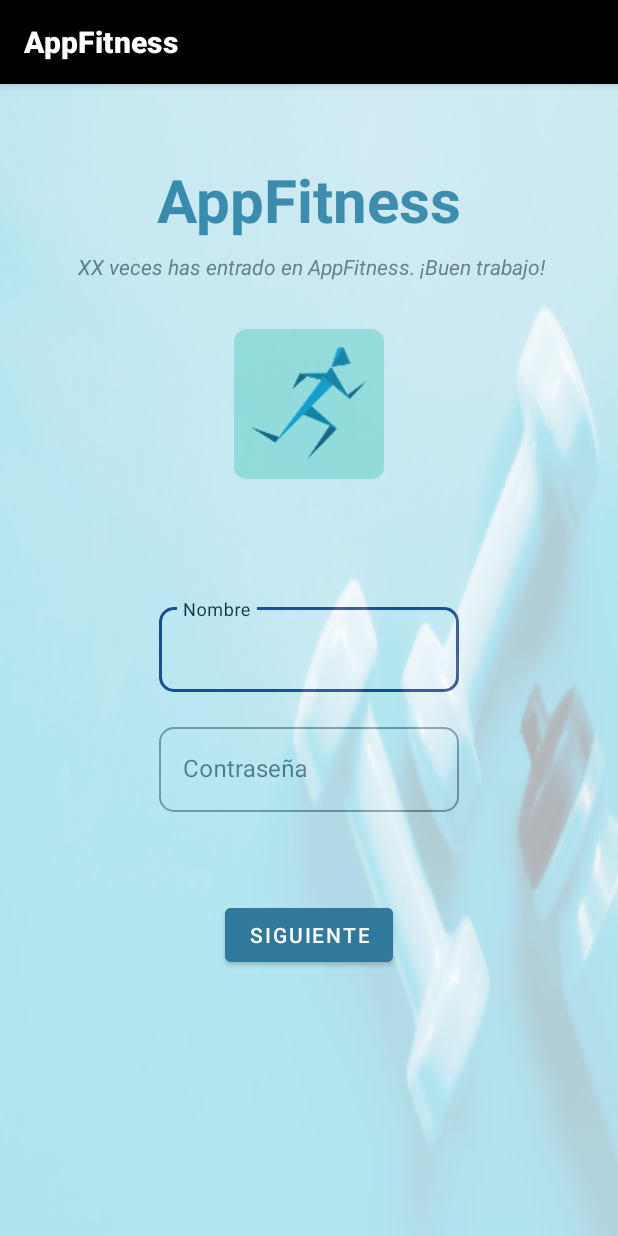
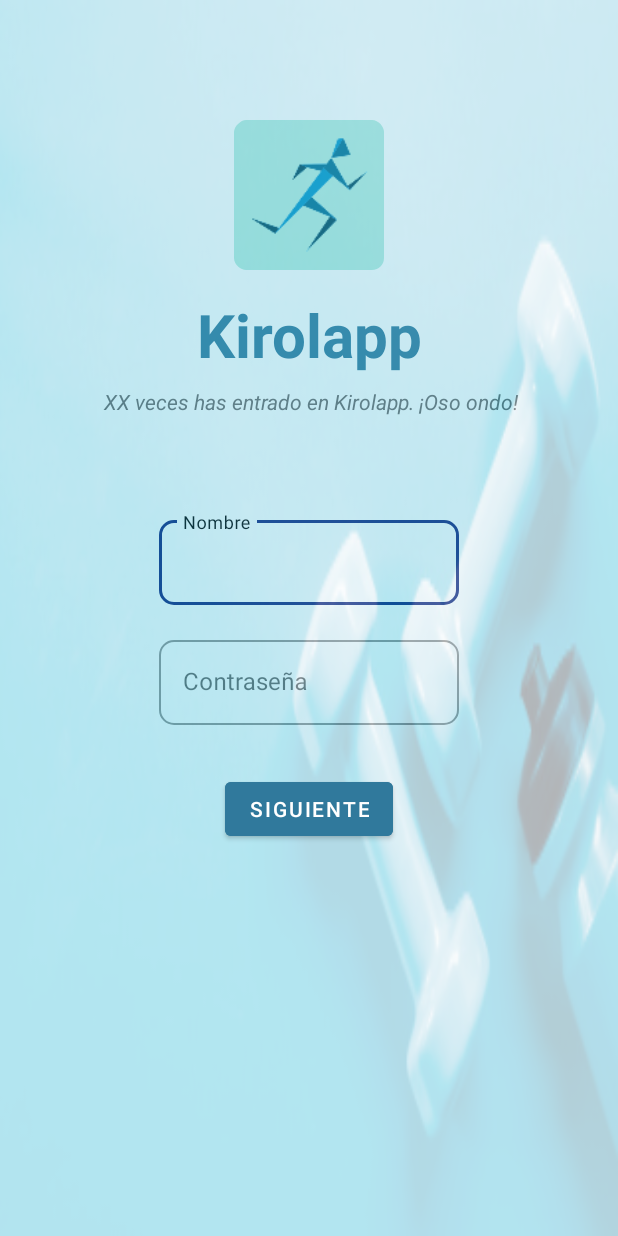
Before and after one commit to AnomDev/Kirolapp, an Android app: the screen it shows after launch (MainActivity), on a phone screen of 412 x 824 dp. Run offline under Robolectric (Android 15) with nearby library versions, the phone set to English and light mode, and no system bars.

Commit message:
Splashscreen
Splashscreen added + Design works

```diff
--- /dev/null
+++ b/app/src/main/java/com/serbladev/appfitness/SplashScreenActivity.java
@@ -0,0 +1,17 @@
+package com.serbladev.appfitness;
+
+import androidx.appcompat.app.AppCompatActivity;
+
+import android.content.Intent;
+import android.os.Bundle;
+
+public class SplashScreenActivity extends AppCompatActivity {
+
+    @Override
+    protected void onCreate(Bundle savedInstanceState) {
+        super.onCreate(savedInstanceState);
+        Intent iSplash = new Intent(this, MainActivity.class);
+        startActivity(iSplash);
+        finish(); // Esto evita que se pueda  regresar a esta Activity
+    }
+}
--- /dev/null
+++ b/app/src/main/res/drawable/splashscreen.xml
@@ -0,0 +1,10 @@
+<?xml version="1.0" encoding="utf-8"?>
+<layer-list xmlns:android="http://schemas.android.com/apk/res/android">
+    <item android:drawable="@color/colorPrimary"/>
+    <item>
+        <bitmap
+            android:gravity="center"
+            android:src="@drawable/splashicon"
+            />
+    </item>
+</layer-list>
--- a/app/src/main/res/layout/activity_main.xml
+++ b/app/src/main/res/layout/activity_main.xml
@@ -6,19 +6,28 @@
     android:layout_height="match_parent"
     tools:context=".MainActivity">
 
+    <ImageView
+        android:id="@+id/ivIcon"
+        android:layout_width="100dp"
+        android:layout_height="100dp"
+        android:layout_marginTop="80dp"
+        android:background="@mipmap/ic_launcher"
+        app:layout_constraintEnd_toEndOf="parent"
+        app:layout_constraintStart_toStartOf="parent"
+        app:layout_constraintTop_toTopOf="parent" />
 
     <TextView
         android:id="@+id/tvTitle"
         android:layout_width="wrap_content"
         android:layout_height="wrap_content"
-        android:layout_marginTop="50dp"
+        android:layout_marginTop="16dp"
         android:text="@string/app_name"
         android:textColor="@color/colorAccent"
         android:textColorHighlight="#FFFFFF"
         android:textSize="40sp"
         app:layout_constraintEnd_toEndOf="parent"
         app:layout_constraintStart_toStartOf="parent"
-        app:layout_constraintTop_toTopOf="parent" />
+        app:layout_constraintTop_toBottomOf="@id/ivIcon" />
 
     <TextView
         android:id="@+id/tvSubtitle"
@@ -31,24 +40,13 @@
         app:layout_constraintStart_toStartOf="parent"
         app:layout_constraintTop_toBottomOf="@+id/tvTitle" />
 
-    <ImageView
-        android:id="@+id/ivIcon"
-        android:layout_width="100dp"
-        android:layout_height="100dp"
-        android:layout_marginTop="32dp"
-        android:background="@mipmap/ic_launcher"
-        app:layout_constraintEnd_toEndOf="parent"
-        app:layout_constraintStart_toStartOf="parent"
-        app:layout_constraintTop_toBottomOf="@+id/tvSubtitle"
-        />
-
 
     <com.google.android.material.textfield.TextInputLayout
         android:id="@+id/tilName"
         style="@style/Widget.MaterialComponents.TextInputLayout.OutlinedBox"
         android:layout_width="200dp"
         android:layout_height="wrap_content"
-        android:layout_marginTop="80dp"
+        android:layout_marginTop="64dp"
         app:boxCornerRadiusBottomEnd="10dp"
         app:boxCornerRadiusBottomStart="10dp"
         app:boxCornerRadiusTopEnd="10dp"
@@ -57,7 +55,7 @@
         app:hintTextColor="@color/colorPrimary"
         app:layout_constraintEnd_toEndOf="parent"
         app:layout_constraintStart_toStartOf="parent"
-        app:layout_constraintTop_toBottomOf="@+id/ivIcon">
+        app:layout_constraintTop_toBottomOf="@+id/tvSubtitle">
 
         <com.google.android.material.textfield.TextInputEditText
             android:id="@+id/tietName"
@@ -100,7 +98,7 @@
         android:id="@+id/btNext"
         android:layout_width="wrap_content"
         android:layout_height="wrap_content"
-        android:layout_marginTop="58dp"
+        android:layout_marginTop="32dp"
         android:backgroundTint="@color/colorAccent"
         android:onClick="onEntrar"
         android:text="@string/next"
@@ -109,9 +107,11 @@
         app:layout_constraintTop_toBottomOf="@+id/tilPassword" />
 
     <LinearLayout
+        android:id="@+id/linearLayout"
         android:layout_width="match_parent"
         android:layout_height="match_parent"
         android:alpha="0.3"
+        android:orientation="horizontal"
         android:background="@drawable/fondo_login"
         app:layout_constraintTop_toTopOf="parent" />
 
--- a/app/src/main/res/values/strings.xml
+++ b/app/src/main/res/values/strings.xml
@@ -1,9 +1,19 @@
 <resources>
-    <string name="app_name"><b>AppFitness</b></string>
+
+    <!-- Many places -->
+    <string name="app_name"><b>Kirolapp</b></string>
+    <string name="default_text">Texto provisional</string>
+    <string name="next">Siguiente</string>
+
+
+    <!-- MainActivity (Login) -->
     <string name="name">Nombre</string>
     <string name="password">Contraseña</string>
-    <string name="default_text">Provisional</string>
+    <string name="subtitle"><i>" XX veces has entrado en Kirolapp. ¡Oso ondo!"</i></string>
+
+    <!-- ListaActivity -->
     <string name="km">km</string>
-    <string name="next">Siguiente</string>
-    <string name="subtitle"><i>" XX veces has entrado en AppFitness. ¡Buen trabajo!"</i></string>
+    <string name="exit">Salir</string>
+    <string name="add_new_workout">Nuevo ejercicio</string>
+
 </resources>
--- a/app/src/main/res/values/styles.xml
+++ b/app/src/main/res/values/styles.xml
@@ -1,10 +1,17 @@
 <resources>
     <!-- Base application theme. -->
-    <style name="AppTheme" parent="Theme.MaterialComponents.Light.DarkActionBar">
+    <style name="AppTheme" parent="Theme.MaterialComponents.Light.NoActionBar">
         <!-- Customize your theme here. -->
         <item name="colorPrimary">@color/colorPrimary</item>
         <item name="colorPrimaryDark">@color/colorPrimaryDark</item>
         <item name="colorAccent">@color/colorAccent</item>
+    </style>
+
+    <!-- Aquí estoy definiendo el estilo que va a tener mi splashscreen-->
+    <style name="SplashScreen" parent="Theme.AppCompat.NoActionBar">
+        <item name="android:windowBackground">
+            @drawable/splashscreen
+        </item>
     </style>
 
     <!-- Aquí estoy cambiando el color y tamaño de los elementos Hint de los TextInputLayout-->
@@ -14,4 +21,5 @@
     </style>
 
 
+
 </resources>
```
Also changed, not shown: app/src/main/AndroidManifest.xml (+8 -5 lines), app/src/main/java/com/serbladev/appfitness/AltaActivity.java (added, +14 -0 lines), app/src/main/java/com/serbladev/appfitness/ListaActivity.java (+13 -9 lines), app/src/main/res/layout/activity_alta.xml (added, +9 -0 lines), app/src/main/res/layout/activity_lista.xml (+18 -6 lines), app/src/main/res/drawable-xxxhdpi/splashicon.png (added), 1 other file.
